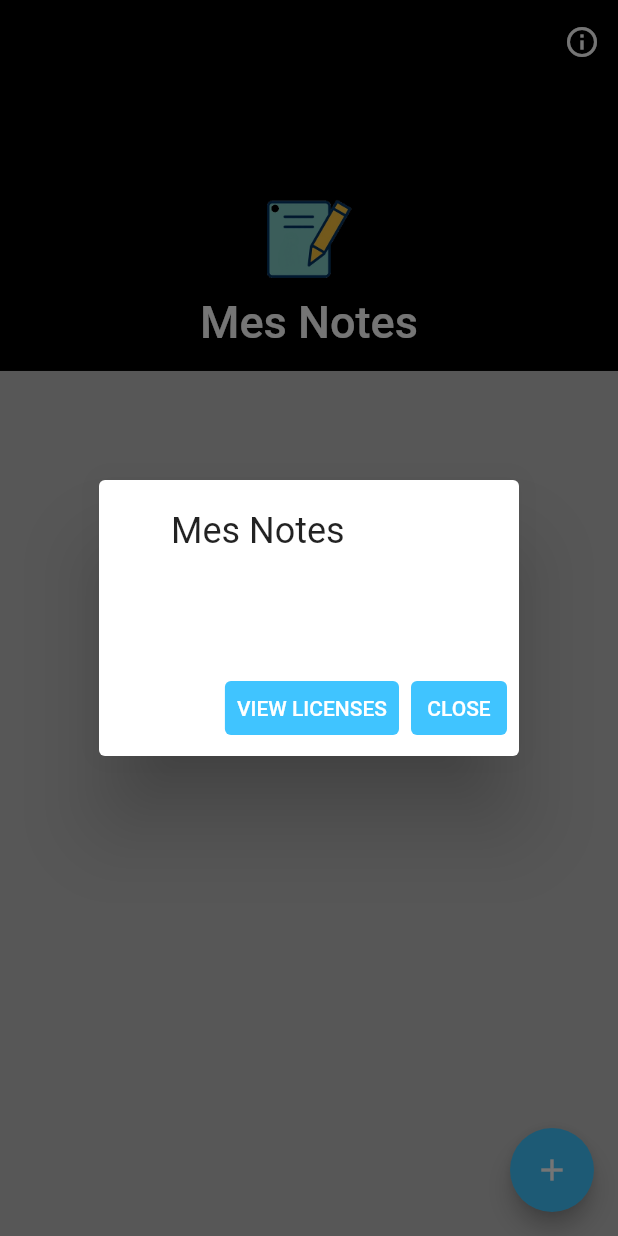
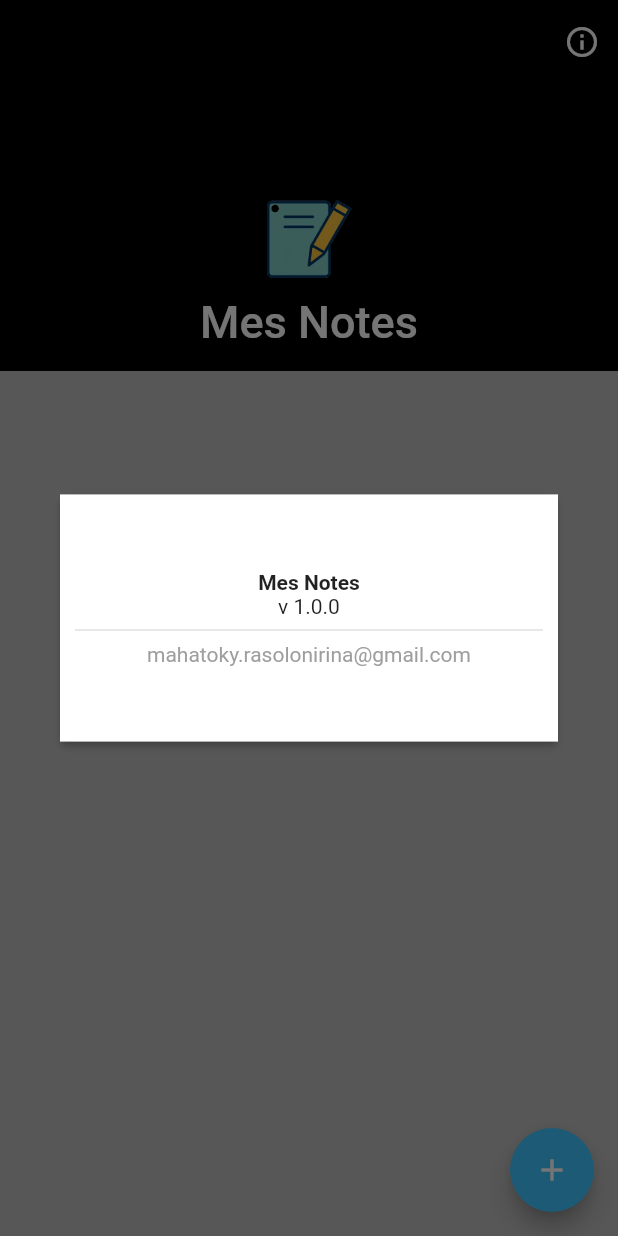
Before and after one commit to RahToky/mynote, a Flutter app: the screen it shows after launch, after a tap on the "info outline" icon, on a phone screen of 412 x 824 dp. Run offline on Flutter 3.47's test engine with Material 2 defaults, Android fonts, the phone set to English and light mode, and no system bars; our stand-ins replace sqflite; accounts and stored records are empty.

```diff
--- a/lib/const/colors.dart
+++ b/lib/const/colors.dart
@@ -2,8 +2,10 @@ class MyColors{
 
   static List<Map<String,String>> getHexMapColors(){
     return [
+      {'id':'0','cardForegroundColor':'#5e5c3d','cardBackgroundColor':'#cfcdc6','cardBorderColor':'#dbdacc'},
       {'id':'0','cardForegroundColor':'#5e5c3d','cardBackgroundColor':'#ffffff','cardBorderColor':'#dbdacc'},
       {'id':'1','cardForegroundColor':'#ffffff','cardBackgroundColor':'#f7e434','cardBorderColor':null},
+      {'id':'1','cardForegroundColor':'#ffffff','cardBackgroundColor':'#a88132','cardBorderColor':null},
       {'id':'2','cardForegroundColor':'#ffffff','cardBackgroundColor':'#fc9403','cardBorderColor':null},
       {'id':'3','cardForegroundColor':'#ffffff','cardBackgroundColor':'#ff6640','cardBorderColor':null},
       {'id':'4','cardForegroundColor':'#ffffff','cardBackgroundColor':'#20e834','cardBorderColor':null},
@@ -18,6 +20,8 @@ class MyColors{
       {'id':'13','cardForegroundColor':'#ffffff','cardBackgroundColor':'#af69f5','cardBorderColor':null},
       {'id':'14','cardForegroundColor':'#ffffff','cardBackgroundColor':'#f569f5','cardBorderColor':null},
       {'id':'15','cardForegroundColor':'#ffffff','cardBackgroundColor':'#f569a3','cardBorderColor':null},
+      {'id':'15','cardForegroundColor':'#ffffff','cardBackgroundColor':'#3b3845','cardBorderColor':null},
+      {'id':'15','cardForegroundColor':'#ffffff','cardBackgroundColor':'#876a61','cardBorderColor':null},
     ];
   }
 
--- a/lib/screen/dialog/about_dialog.dart
+++ b/lib/screen/dialog/about_dialog.dart
@@ -1,21 +1,32 @@
+import 'dart:developer';
+
 import 'package:flutter/material.dart';
 
-class AboutDialog extends StatelessWidget {
+class MyAboutDialog extends StatelessWidget {
 
   @override
   Widget build(BuildContext context) {
+    final Size size = MediaQuery.of(context).size;
     return Dialog(
       shape: RoundedRectangleBorder(
         borderRadius: BorderRadius.circular(5),
       ),
-      elevation: 0,
+      elevation: 2,
       backgroundColor: Colors.transparent,
-      child: Stack(
-        children: <Widget>[
-          Container(child: Text("test"),),// bottom part
-          Positioned(child: Text("positioned"),),// top part
-        ],
-      ),
-    );
+      child: Container(
+        color: Colors.white,
+        padding: const EdgeInsets.all(10),
+        height: size.height*0.2,
+        width: size.width,
+        child: Column(
+          mainAxisAlignment: MainAxisAlignment.center,
+          children: [
+            const Text("Mes Notes", style: const TextStyle(fontWeight: FontWeight.bold),),
+            const Text("v 1.0.0"),
+            const Divider(thickness: 1,),
+            const Text("mahatoky.rasolonirina@gmail.com",style: const TextStyle(color:Colors.grey,fontSize: 14),),
+          ],
+        ),
+      ),);
   }
 }
--- a/lib/screen/include/app_bar_list.dart
+++ b/lib/screen/include/app_bar_list.dart
@@ -1,5 +1,6 @@
 import 'package:flutter/material.dart';
 import 'package:my_note/const/strings.dart';
+import 'package:my_note/screen/dialog/about_dialog.dart';
 
 class MySliverAppBar extends StatelessWidget {
   @override
@@ -13,7 +14,7 @@ class MySliverAppBar extends StatelessWidget {
           onPressed: () {
             showDialog(
                 context: context,
-                builder: (BuildContext context) => AboutDialog());
+                builder: (BuildContext context) => MyAboutDialog());
           },
         )
       ],
```
Also changed, not shown: lib/screen/dialog/color_picker_dialog.dart (+12 -7 lines).
